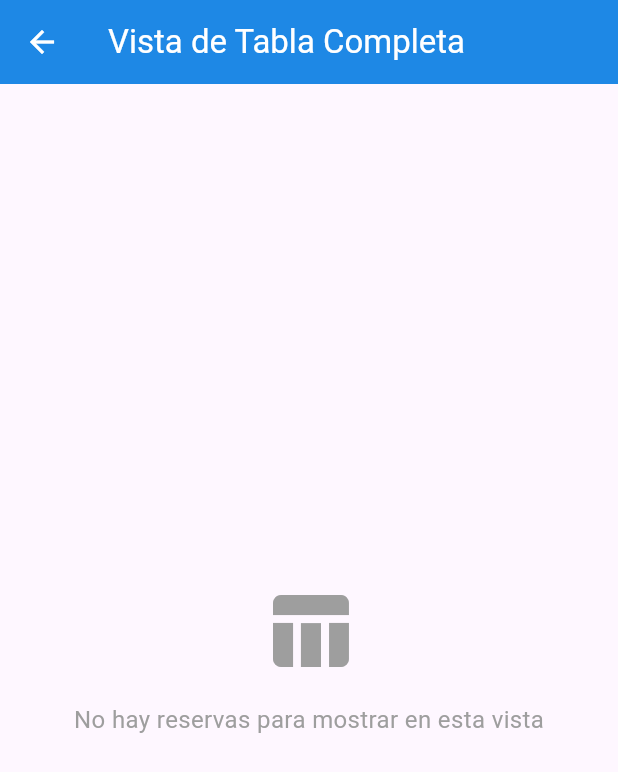
After one commit to Jonathan03R/city_tours_cartagena, a Flutter app: the screen it shows after launch, after a tap on the "visibility" icon, on a phone screen of 412 x 824 dp. The commit adds this screen. Shown: the top 772 px of the screen. Run offline on Flutter 3.47's test engine with Material 3 defaults, Android fonts, the phone set to English and light mode, and no system bars; our stand-ins replace cloud_firestore, firebase_core, permission_handler; missing offline and left inert: excel; accounts and stored records are empty.

Commit message:
cambios refactrorizados

```diff
--- /dev/null
+++ b/lib/core/widgets/table_only_view_screen.dart
@@ -0,0 +1,135 @@
+import 'package:citytourscartagena/core/models/reserva_con_agencia.dart';
+import 'package:citytourscartagena/core/mvvc/reservas_controller.dart';
+import 'package:citytourscartagena/core/widgets/date_filter_buttons.dart';
+import 'package:citytourscartagena/core/widgets/reservas_table.dart';
+import 'package:flutter/material.dart';
+import 'package:flutter/services.dart';
+
+class TableOnlyViewScreen extends StatefulWidget {
+  final DateFilterType selectedFilter;
+  final DateTime? customDate;
+  final String? agenciaId;
+  final VoidCallback onUpdate;
+
+  const TableOnlyViewScreen({
+    super.key,
+    required this.selectedFilter,
+    this.customDate,
+    this.agenciaId,
+    required this.onUpdate,
+  });
+
+  @override
+  State<TableOnlyViewScreen> createState() => _TableOnlyViewScreenState();
+}
+
+class _TableOnlyViewScreenState extends State<TableOnlyViewScreen> {
+  Stream<List<ReservaConAgencia>>? _reservasStream;
+
+  @override
+  void initState() {
+    super.initState();
+    _loadReservasStream();
+    SystemChrome.setPreferredOrientations([
+      DeviceOrientation.portraitUp,
+      DeviceOrientation.portraitDown,
+      DeviceOrientation.landscapeLeft,
+      DeviceOrientation.landscapeRight,
+    ]);
+  }
+
+  @override
+  void dispose() {
+    SystemChrome.setPreferredOrientations([
+      DeviceOrientation.portraitUp,
+    ]);
+    super.dispose();
+  }
+
+  void _loadReservasStream() {
+    setState(() {
+      switch (widget.selectedFilter) {
+        case DateFilterType.all:
+          _reservasStream = ReservasController.getReservasStream();
+          break;
+        case DateFilterType.today:
+          _reservasStream = ReservasController.getReservasByFechaStream(
+            DateTime.now(),
+          );
+          break;
+        case DateFilterType.tomorrow:
+          _reservasStream = ReservasController.getReservasByFechaStream(
+            DateTime.now().add(const Duration(days: 1)),
+          );
+          break;
+        case DateFilterType.lastWeek:
+          _reservasStream = ReservasController.getReservasLastWeekStream();
+          break;
+        case DateFilterType.custom:
+          if (widget.customDate != null) {
+            _reservasStream = ReservasController.getReservasByFechaStream(
+              widget.customDate!,
+            );
+          } else {
+            _reservasStream = Stream.value([]);
+          }
+          break;
+      }
+
+      if (widget.agenciaId != null) {
+        _reservasStream = _reservasStream!.map((list) =>
+            list.where((r) => r.agencia.id == widget.agenciaId).toList());
+      }
+    });
+  }
+
+  @override
+  Widget build(BuildContext context) {
+    return Scaffold(
+      appBar: AppBar(
+        title: const Text('Vista de Tabla Completa'),
+        backgroundColor: Colors.blue.shade600,
+        foregroundColor: Colors.white,
+        leading: IconButton(
+          icon: const Icon(Icons.arrow_back),
+          onPressed: () {
+            Navigator.of(context).pop();
+          },
+          tooltip: 'Regresar',
+        ),
+      ),
+      body: StreamBuilder<List<ReservaConAgencia>>(
+        stream: _reservasStream,
+        builder: (context, snapshot) {
+          if (snapshot.connectionState == ConnectionState.waiting) {
+            return const Center(child: CircularProgressIndicator());
+          }
+          if (snapshot.hasError) {
+            return Center(child: Text('Error: ${snapshot.error}'));
+          }
+          if (!snapshot.hasData || snapshot.data!.isEmpty) {
+            return const Center(
+              child: Column(
+                mainAxisAlignment: MainAxisAlignment.center,
+                children: [
+                  Icon(Icons.table_chart, size: 64, color: Colors.grey),
+                  SizedBox(height: 16),
+                  Text(
+                    'No hay reservas para mostrar en esta vista',
+                    style: TextStyle(fontSize: 16, color: Colors.grey),
+                  ),
+                ],
+              ),
+            );
+          }
+
+          return ReservasTable(
+            reservas: snapshot.data!,
+            onUpdate: widget.onUpdate,
+            currentFilter: widget.selectedFilter, // Pasa el filtro actual
+          );
+        },
+      ),
+    );
+  }
+}
--- a/lib/screens/reservas_view.dart
+++ b/lib/screens/reservas_view.dart
@@ -5,6 +5,7 @@ import 'package:citytourscartagena/core/models/reserva_con_agencia.dart';
 import 'package:citytourscartagena/core/mvvc/configuracion_controller.dart';
 import 'package:citytourscartagena/core/services/configuracion_service.dart';
 import 'package:citytourscartagena/core/utils/formatters.dart';
+import 'package:citytourscartagena/core/widgets/table_only_view_screen.dart';
 import 'package:excel/excel.dart' as xls;
 import 'package:flutter/material.dart';
 import 'package:permission_handler/permission_handler.dart';
@@ -27,17 +28,12 @@ class ReservasView extends StatefulWidget {
 }
 
 class _ReservasViewState extends State<ReservasView> {
-  // Esta lista ahora se usará para almacenar los datos más recientes del stream
-  // para cálculos y exportación, no para la UI directa.
   List<ReservaConAgencia> _currentReservas = [];
-  // Este es el stream al que el StreamBuilder escuchará
   Stream<List<ReservaConAgencia>>? _reservasStream;
 
   DateFilterType _selectedFilter = DateFilterType.today;
   DateTime? _customDate;
   bool _isTableView = true;
-  // Eliminamos _isLoading porque StreamBuilder maneja el estado de carga
-  // bool _isLoading = true;
   bool _editandoPrecio = false;
   final TextEditingController _precioController = TextEditingController();
   Configuracion? _configuracion;
@@ -46,7 +42,7 @@ class _ReservasViewState extends State<ReservasView> {
   void initState() {
     super.initState();
     ReservasController.printDebugInfo();
-    _loadReservas(); // Este método ahora configurará el stream
+    _loadReservas();
     _loadConfiguracion();
   }
 
@@ -59,11 +55,8 @@ class _ReservasViewState extends State<ReservasView> {
     }
   }
 
-  // Este método ahora asigna el stream correcto a _reservasStream
-  // y ya no es Future<void> ni usa setState para _isLoading.
   void _loadReservas() {
     setState(() {
-      // No es necesario setState(() => _isLoading = true); aquí
       switch (_selectedFilter) {
         case DateFilterType.all:
           _reservasStream = ReservasController.getReservasStream();
@@ -87,16 +80,14 @@ class _ReservasViewState extends State<ReservasView> {
               _customDate!,
             );
           } else {
-            _reservasStream = Stream.value([]); // Stream vacío si no hay fecha
+            _reservasStream = Stream.value([]);
           }
           break;
       }
-      // Aplicar filtro de agencia si existe
       if (widget.agenciaId != null) {
         _reservasStream = _reservasStream!.map((list) =>
             list.where((r) => r.agencia.id == widget.agenciaId).toList());
       }
-      // No es necesario setState para _reservas ni _isLoading = false aquí
     });
   }
 
@@ -107,7 +98,20 @@ class _ReservasViewState extends State<ReservasView> {
         _customDate = date;
       }
     });
-    _loadReservas(); // Recargar el stream con el nuevo filtro
+    _loadReservas();
+  }
+
+  void _showTableOnlyView() {
+    Navigator.of(context).push(
+      MaterialPageRoute(
+        builder: (context) => TableOnlyViewScreen(
+          selectedFilter: _selectedFilter,
+          customDate: _customDate,
+          agenciaId: widget.agenciaId,
+          onUpdate: _loadReservas,
+        ),
+      ),
+    );
   }
 
   @override
@@ -132,21 +136,25 @@ class _ReservasViewState extends State<ReservasView> {
             tooltip: _isTableView ? 'Vista de lista' : 'Vista de tabla',
           ),
           IconButton(
+            icon: const Icon(Icons.visibility),
+            onPressed: _showTableOnlyView,
+            tooltip: 'Ver tabla completa',
+          ),
+          IconButton(
             icon: const Icon(Icons.refresh),
-            onPressed: _loadReservas, // Ahora recarga el stream
+            onPressed: _loadReservas,
             tooltip: 'Recargar',
           ),
         ],
       ),
-      body: Column( // Cambiado de ListView a Column para permitir Expanded
+      body: Column(
+        //aqu se agregan los filtros de fecha
         children: [
-          // Filtros de fecha (solo si no es vista de agencia específica)
           DateFilterButtons(
             selectedFilter: _selectedFilter,
             customDate: _customDate,
             onFilterChanged: _onFilterChanged,
           ),
-          // Contador de reservas y controles
           Container(
             padding: const EdgeInsets.symmetric(horizontal: 16, vertical: 8),
             child: LayoutBuilder(
@@ -185,8 +193,7 @@ class _ReservasViewState extends State<ReservasView> {
               },
             ),
           ),
-          // Vista de contenido con StreamBuilder
-          Expanded( // Usar Expanded para que el StreamBuilder ocupe el espacio restante
+          Expanded(
             child: StreamBuilder<List<ReservaConAgencia>>(
               stream: _reservasStream,
               builder: (context, snapshot) {
@@ -197,7 +204,7 @@ class _ReservasViewState extends State<ReservasView> {
                   return Center(child: Text('Error: ${snapshot.error}'));
                 }
                 if (!snapshot.hasData || snapshot.data!.isEmpty) {
-                  _currentReservas = []; // Asegurarse de que la lista esté vacía para cálculos
+                  _currentReservas = [];
                   return const Center(
                     child: Column(
                       mainAxisAlignment: MainAxisAlignment.center,
@@ -213,14 +220,14 @@ class _ReservasViewState extends State<ReservasView> {
                   );
                 }
 
-                // Actualizar la lista de reservas para cálculos y exportación
                 _currentReservas = snapshot.data!;
                 debugPrint('🔄 Reservas cargadas en vista: ${_currentReservas.length}');
 
                 return _isTableView
                     ? ReservasTable(
                         reservas: _currentReservas,
-                        onUpdate: _loadReservas, // Pasar el método para re-configurar el stream
+                        onUpdate: _loadReservas,
+                        currentFilter: _selectedFilter, // Pasa el filtro actual
                       )
                     : ListView.builder(
                         padding: const EdgeInsets.all(16),
@@ -241,7 +248,6 @@ class _ReservasViewState extends State<ReservasView> {
           ? Column(
               mainAxisAlignment: MainAxisAlignment.end,
               children: [
-                // Botón Modo Pro
                 FloatingActionButton.extended(
                   onPressed: _showAddReservaProForm,
                   backgroundColor: Colors.purple.shade600,
@@ -251,7 +257,6 @@ class _ReservasViewState extends State<ReservasView> {
                   heroTag: "pro_button",
                 ),
                 const SizedBox(height: 16),
-                // Botón normal
                 FloatingActionButton(
                   onPressed: _showAddReservaForm,
                   backgroundColor: Colors.blue.shade600,
@@ -304,7 +309,7 @@ class _ReservasViewState extends State<ReservasView> {
       context: context,
       isScrollControlled: true,
       builder: (context) =>
-          ReservaDetails(reserva: reserva, onUpdate: _loadReservas), // onUpdate llama a _loadReservas
+          ReservaDetails(reserva: reserva, onUpdate: _loadReservas),
     );
   }
 
@@ -312,7 +317,7 @@ class _ReservasViewState extends State<ReservasView> {
     showModalBottomSheet(
       context: context,
       isScrollControlled: true,
-      builder: (context) => AddReservaForm(onAdd: _loadReservas), // onAdd llama a _loadReservas
+      builder: (context) => AddReservaForm(onAdd: _loadReservas),
     );
   }
 
@@ -320,13 +325,12 @@ class _ReservasViewState extends State<ReservasView> {
     showModalBottomSheet(
       context: context,
       isScrollControlled: true,
-      builder: (context) => AddReservaProForm(onAdd: _loadReservas), // onAdd llama a _loadReservas
+      builder: (context) => AddReservaProForm(onAdd: _loadReservas),
     );
   }
 
   Future<void> _exportToExcel(List<ReservaConAgencia> reservas) async {
     try {
-      // Pedir permiso
       var status = await Permission.manageExternalStorage.request();
       if (!status.isGranted) {
         ScaffoldMessenger.of(context).showSnackBar(
@@ -337,10 +341,8 @@ class _ReservasViewState extends State<ReservasView> {
         );
         return;
       }
-      // 2. Crear Excel
       final excel = xls.Excel.createExcel();
       final sheet = excel['Reservas'];
-      // Cabeceras
       sheet.appendRow([
         xls.TextCellValue('HOTEL'),
         xls.TextCellValue('CLIENTE'),
@@ -351,7 +353,6 @@ class _ReservasViewState extends State<ReservasView> {
         xls.TextCellValue('OBSERVACIONES'),
         xls.TextCellValue('ESTADO'),
       ]);
-      // Filas
       for (var r in reservas) {
         sheet.appendRow([
           xls.TextCellValue(r.hotel.isEmpty ? 'Sin hotel' : r.hotel),
@@ -366,10 +367,8 @@ class _ReservasViewState extends State<ReservasView> {
           xls.TextCellValue(Formatters.getEstadoText(r.estado)),
         ]);
       }
-      // 3. Codificar
       final bytes = excel.encode();
       if (bytes == null) return;
-      // 4. Ruta pública en Descargas
       final directory = Directory('/storage/emulated/0/Download');
       if (!directory.existsSync()) {
         directory.createSync(recursive: true);
@@ -378,7 +377,6 @@ class _ReservasViewState extends State<ReservasView> {
           '${directory.path}/reservas_${DateTime.now().millisecondsSinceEpoch}.xlsx';
       final file = File(filePath);
       await file.writeAsBytes(bytes);
-      // 5. Confirmación
       if (mounted) {
         ScaffoldMessenger.of(context).showSnackBar(
           SnackBar(content: Text('Archivo guardado en Descargas')),
@@ -429,20 +427,19 @@ class _ReservasViewState extends State<ReservasView> {
   }
 
   Widget _buildRightControls() {
-    // configuation extraída con Provider.watch ya en build()
     final configuracion = context.watch<ConfiguracionController>().configuracion;
     return Wrap(
       crossAxisAlignment: WrapCrossAlignment.center,
       spacing: 12,
       runSpacing: 8,
       children: [
-        // contador
         Container(
           padding: const EdgeInsets.symmetric(horizontal: 12, vertical: 8),
           decoration: BoxDecoration(
             color: Colors.blue.shade50,
             borderRadius: BorderRadius.circular(16),
           ),
+          ///aqui muestra el numero de reservas
           child: Text(
             '${_currentReservas.length} reserva${_currentReservas.length != 1 ? 's' : ''}',
             style: TextStyle(
@@ -451,9 +448,9 @@ class _ReservasViewState extends State<ReservasView> {
             ),
           ),
         ),
-        // exportar Excel
+        // Botón para exportar a Excel
         ElevatedButton(
-          onPressed: () => _exportToExcel(_currentReservas), // Pasa _currentReservas
+          onPressed: () => _exportToExcel(_currentReservas),
           style: ElevatedButton.styleFrom(
             backgroundColor: Colors.indigo,
             padding: const EdgeInsets.all(12),
@@ -464,7 +461,7 @@ class _ReservasViewState extends State<ReservasView> {
           ),
           child: const Icon(Icons.file_download, color: Colors.white, size: 24),
         ),
-        // costo + edit
+        /// Botón para editar el precio
         Row(
           mainAxisSize: MainAxisSize.min,
           children: [
@@ -492,7 +489,6 @@ class _ReservasViewState extends State<ReservasView> {
                   _guardarNuevoPrecio();
                 } else {
                   setState(() {
-                    // Aquí metemos el value con dos decimales, no entero:
                     _precioController.text =
                         (configuracion?.precioPorAsiento.toStringAsFixed(2) ??
                             '0.00');
```
Also changed, not shown: lib/core/widgets/reservas_table.dart (+126 -67 lines), 1 other file.
